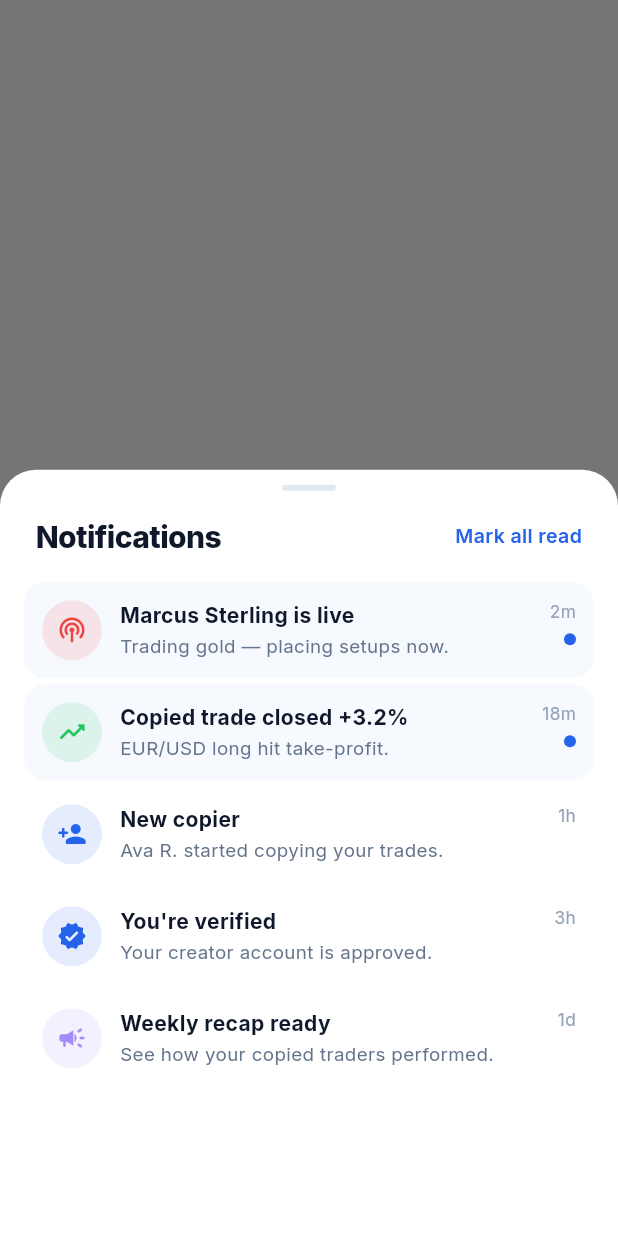
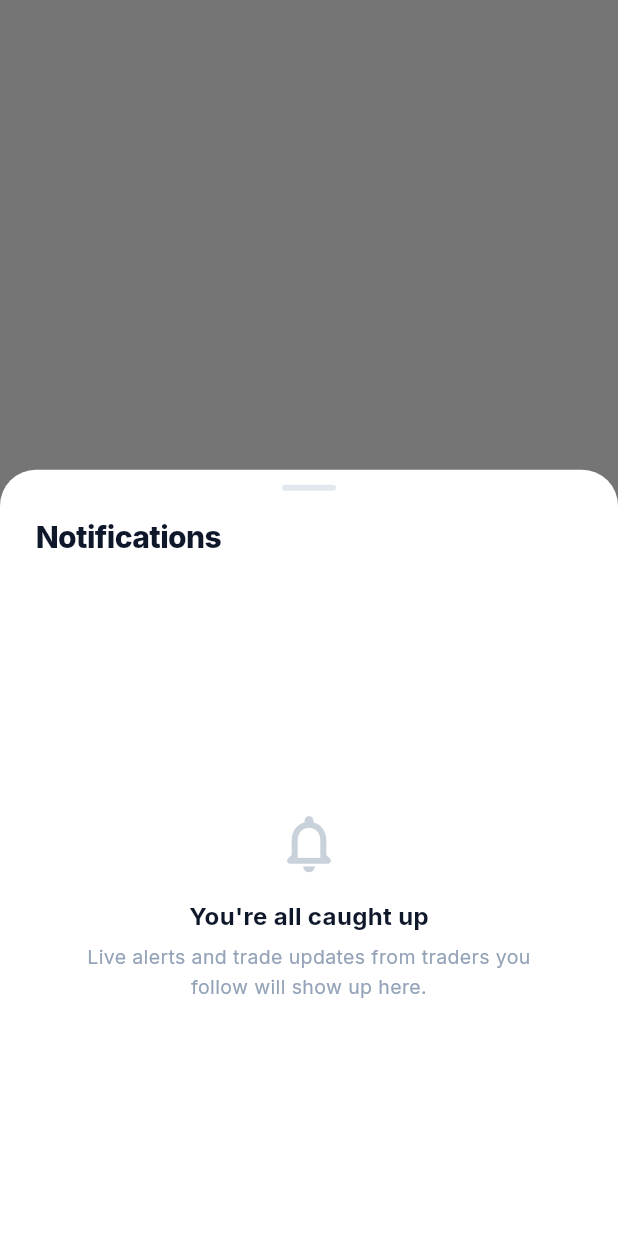
Before and after one commit to shazerlone/tv_license_app, a Flutter app: what showNotificationsSheet() shows on an empty page, opened directly, on a phone screen of 412 x 824 dp. Run offline on Flutter 3.47's test engine with Material 3 defaults, Android fonts, the phone set to English and light mode, and no system bars; our stand-ins replace camera, google_fonts, shared_preferences; missing offline and left inert: dart:html; accounts and stored records are empty; network calls fail.

Commit message:
In-app notification center: real feed + unread badge + live alerts
- AppNotification model + notifications store in AppState (unread count,
  mark-read, dedup).
- Bell badge reflects unread; sheet shows the real feed with empty state and
  'mark all read'; marks read on close.
- Client-derived 'trader is live' alerts for followed traders on home load;
  pulls GET /notifications when the backend ships it (fails soft). Added
  BackendApi.notifications / markRead / registerDevice for milestone 5.

Co-Authored-By: Claude Opus 4.8 <noreply@anthropic.com>
Claude-Session: https://claude.ai/code/session_01KSLhgA3su6KMHBKNL29uhB

```diff
--- a/lib/screens/home_screen.dart
+++ b/lib/screens/home_screen.dart
@@ -5,6 +5,7 @@ import '../config.dart';
 import '../models/trader.dart';
 import '../models/post.dart';
 import '../models/trade.dart';
+import '../models/app_notification.dart';
 import '../services/backend_api.dart';
 import '../state/session.dart';
 import '../state/app_state.dart';
@@ -122,12 +123,16 @@ class _FollowerHomeState extends State<FollowerHome> {
   /// Live data: top creators (GET /traders?sort=copiers) + subscription feed
   /// (GET /feed). No demo content when useBackend.
   Future<void> _load() async {
-    AppStateScope.of(context).loadSocial(); // refresh real follow graph
+    final store = AppStateScope.of(context);
+    await store.loadSocial(); // refresh real follow graph first
+    store.loadNotifications(); // server notifications (if endpoint exists)
     try {
       final page = await BackendApi.traders(sort: 'copiers');
       final feed = await BackendApi.feed();
       if (!mounted) return;
       final traders = page.items.map(Trader.fromApi).toList();
+      // Alert for followed traders that are currently live.
+      store.notifyLiveTraders(traders.where((t) => t.isLive && store.isSubscribed(t.id)));
       setState(() {
         _topCreators = traders.take(8).toList();
         _liveTraders = traders.where((t) => t.isLive).toList();
@@ -168,7 +173,7 @@ class _FollowerHomeState extends State<FollowerHome> {
             _AppBarIcon(
                 icon: Icons.notifications_none_rounded,
                 onTap: () => showNotificationsSheet(context),
-                dot: true),
+                dot: store.unreadNotifications > 0),
             const SizedBox(width: 16),
           ],
         ),
@@ -393,7 +398,7 @@ class CreatorHome extends StatelessWidget {
             _AppBarIcon(
                 icon: Icons.notifications_none_rounded,
                 onTap: () => showNotificationsSheet(context),
-                dot: true),
+                dot: AppStateScope.of(context).unreadNotifications > 0),
             const SizedBox(width: 16),
           ],
         ),
@@ -660,29 +665,8 @@ class _CreatorMiniCard extends StatelessWidget {
 
 // ── Notifications ───────────────────────────────────────────────────────────
 
-class _Notif {
-  final IconData icon;
-  final Color color;
-  final String title;
-  final String body;
-  final String time;
-  final bool unread;
-  const _Notif(this.icon, this.color, this.title, this.body, this.time, {this.unread = false});
-}
-
 void showNotificationsSheet(BuildContext context) {
-  final items = <_Notif>[
-    _Notif(Icons.podcasts_rounded, AppColors.red, 'Marcus Sterling is live',
-        'Trading gold — placing setups now.', '2m', unread: true),
-    _Notif(Icons.trending_up_rounded, AppColors.green, 'Copied trade closed +3.2%',
-        'EUR/USD long hit take-profit.', '18m', unread: true),
-    _Notif(Icons.person_add_rounded, AppColors.primary, 'New copier',
-        'Ava R. started copying your trades.', '1h'),
-    _Notif(Icons.verified_rounded, AppColors.primary, 'You\'re verified',
-        'Your creator account is approved.', '3h'),
-    _Notif(Icons.campaign_rounded, AppColors.purple, 'Weekly recap ready',
-        'See how your copied traders performed.', '1d'),
-  ];
+  final store = AppStateScope.of(context);
   showModalBottomSheet(
     context: context,
     backgroundColor: AppColors.background,
@@ -693,7 +677,9 @@ void showNotificationsSheet(BuildContext context) {
       minChildSize: 0.4,
       maxChildSize: 0.92,
       expand: false,
-      builder: (context, controller) => Column(
+      builder: (sheetContext, controller) {
+        final items = store.notifications;
+        return Column(
           children: [
             const SizedBox(height: 10),
             Container(width: 36, height: 4, decoration: BoxDecoration(color: AppColors.border, borderRadius: BorderRadius.circular(2))),
@@ -703,12 +689,33 @@ void showNotificationsSheet(BuildContext context) {
                 children: [
                   Text('Notifications', style: GoogleFonts.inter(fontSize: 20, fontWeight: FontWeight.w800, color: AppColors.textPrimary, letterSpacing: -0.4)),
                   const Spacer(),
-                Text('Mark all read', style: GoogleFonts.inter(fontSize: 13, fontWeight: FontWeight.w600, color: AppColors.primary)),
+                  if (store.unreadNotifications > 0)
+                    GestureDetector(
+                      onTap: () => store.markNotificationsRead(),
+                      child: Text('Mark all read', style: GoogleFonts.inter(fontSize: 13, fontWeight: FontWeight.w600, color: AppColors.primary)),
+                    ),
                 ],
               ),
             ),
             Expanded(
-            child: ListView.separated(
+              child: items.isEmpty
+                  ? Center(
+                      child: Padding(
+                        padding: const EdgeInsets.all(40),
+                        child: Column(
+                          mainAxisAlignment: MainAxisAlignment.center,
+                          children: [
+                            Icon(Icons.notifications_none_rounded, size: 46, color: AppColors.textMuted.withOpacity(0.5)),
+                            const SizedBox(height: 14),
+                            Text('You\'re all caught up', style: GoogleFonts.inter(fontSize: 16, fontWeight: FontWeight.w700, color: AppColors.textPrimary)),
+                            const SizedBox(height: 6),
+                            Text('Live alerts and trade updates from traders you follow will show up here.',
+                                textAlign: TextAlign.center, style: GoogleFonts.inter(fontSize: 13, color: AppColors.textMuted, height: 1.5)),
+                          ],
+                        ),
+                      ),
+                    )
+                  : ListView.separated(
                       controller: controller,
                       padding: const EdgeInsets.fromLTRB(16, 4, 16, 24),
                       itemCount: items.length,
@@ -717,13 +724,14 @@ void showNotificationsSheet(BuildContext context) {
                     ),
             ),
           ],
+        );
+      },
     ),
-    ),
-  );
+  ).whenComplete(() => store.markNotificationsRead());
 }
 
 class _NotifRow extends StatelessWidget {
-  final _Notif n;
+  final AppNotification n;
   const _NotifRow(this.n);
 
   @override
@@ -731,7 +739,7 @@ class _NotifRow extends StatelessWidget {
     return Container(
       padding: const EdgeInsets.all(12),
       decoration: BoxDecoration(
-        color: n.unread ? AppColors.primary.withOpacity(0.04) : Colors.transparent,
+        color: !n.read ? AppColors.primary.withOpacity(0.04) : Colors.transparent,
         borderRadius: BorderRadius.circular(14),
       ),
       child: Row(
@@ -757,8 +765,8 @@ class _NotifRow extends StatelessWidget {
           Column(
             crossAxisAlignment: CrossAxisAlignment.end,
             children: [
-              Text(n.time, style: GoogleFonts.inter(fontSize: 11.5, color: AppColors.textMuted)),
-              if (n.unread) ...[
+              Text(n.timeAgo, style: GoogleFonts.inter(fontSize: 11.5, color: AppColors.textMuted)),
+              if (!n.read) ...[
                 const SizedBox(height: 6),
                 Container(width: 8, height: 8, decoration: BoxDecoration(color: AppColors.primary, shape: BoxShape.circle)),
               ],
--- a/lib/services/backend_api.dart
+++ b/lib/services/backend_api.dart
@@ -1,5 +1,6 @@
 import 'api_client.dart';
 import '../models/api_models.dart';
+import '../models/app_notification.dart';
 
 /// Typed access to Millimore backend Milestones 2 & 3
 /// (brokers, accounts, creator verification, traders, feed, social).
@@ -169,5 +170,18 @@ class BackendApi {
   static Future<void> unsubscribe(String traderId) => _api.delete('/subscriptions/$traderId');
   static Future<void> setNotify(String traderId, bool on) => _api.post('/subscriptions/$traderId/notify', {'on': on});
 
+  // ── Notifications (§6a — may not be live yet) ─────────────────────────────
+  static Future<List<AppNotification>> notifications({String? cursor}) async {
+    final res = await _api.get('/notifications${cursor != null ? '?cursor=$cursor' : ''}');
+    return _list(res, res is Map ? 'items' : null).map(AppNotification.fromJson).toList();
+  }
+
+  static Future<void> markNotificationsRead(List<String> ids) =>
+      _api.post('/notifications/read', {'ids': ids});
+
+  /// Register a device push token (§6b — FCM/APNs). Safe to call best-effort.
+  static Future<void> registerDevice({required String platform, required String token, String? appVersion}) =>
+      _api.post('/devices', {'platform': platform, 'token': token, if (appVersion != null) 'appVersion': appVersion});
+
   static int _int(dynamic v) => v is int ? v : (v is num ? v.toInt() : int.tryParse('$v') ?? 0);
 }
```
Also changed, not shown: lib/models/app_notification.dart (added, +93 -0 lines), lib/state/app_state.dart (+59 -0 lines). Lines whose indentation alone changed are shown as unchanged.
